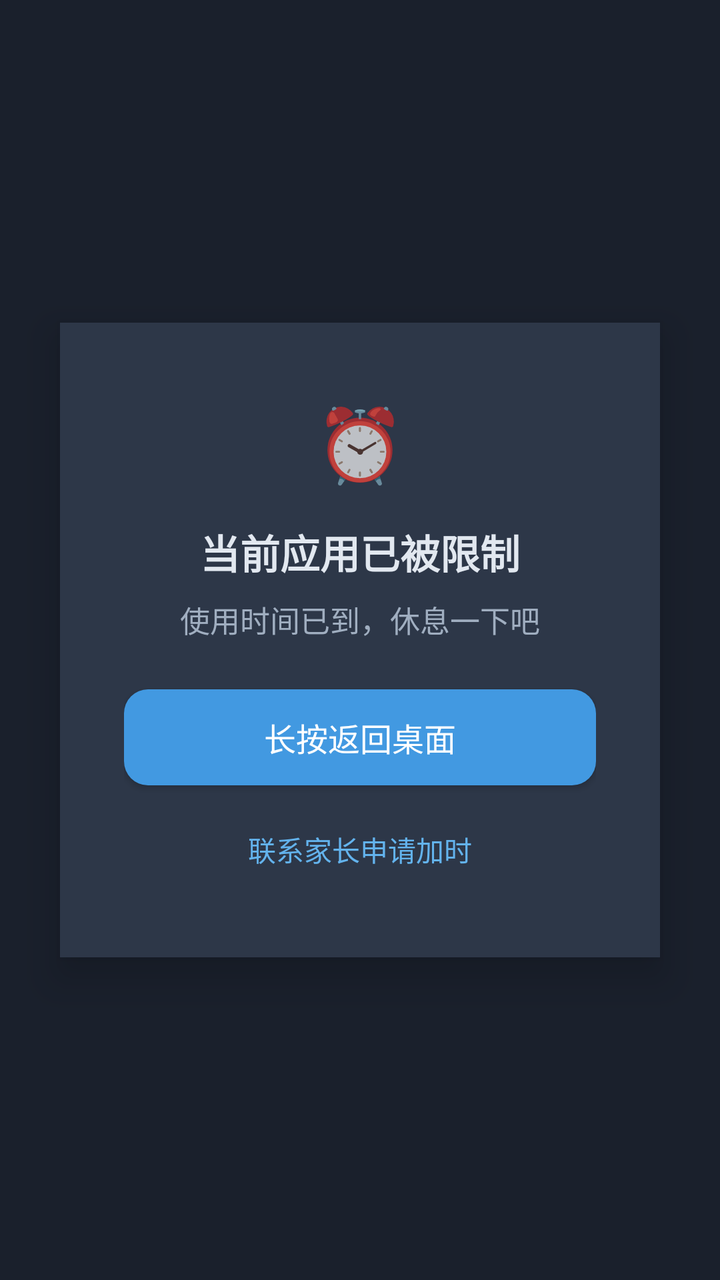
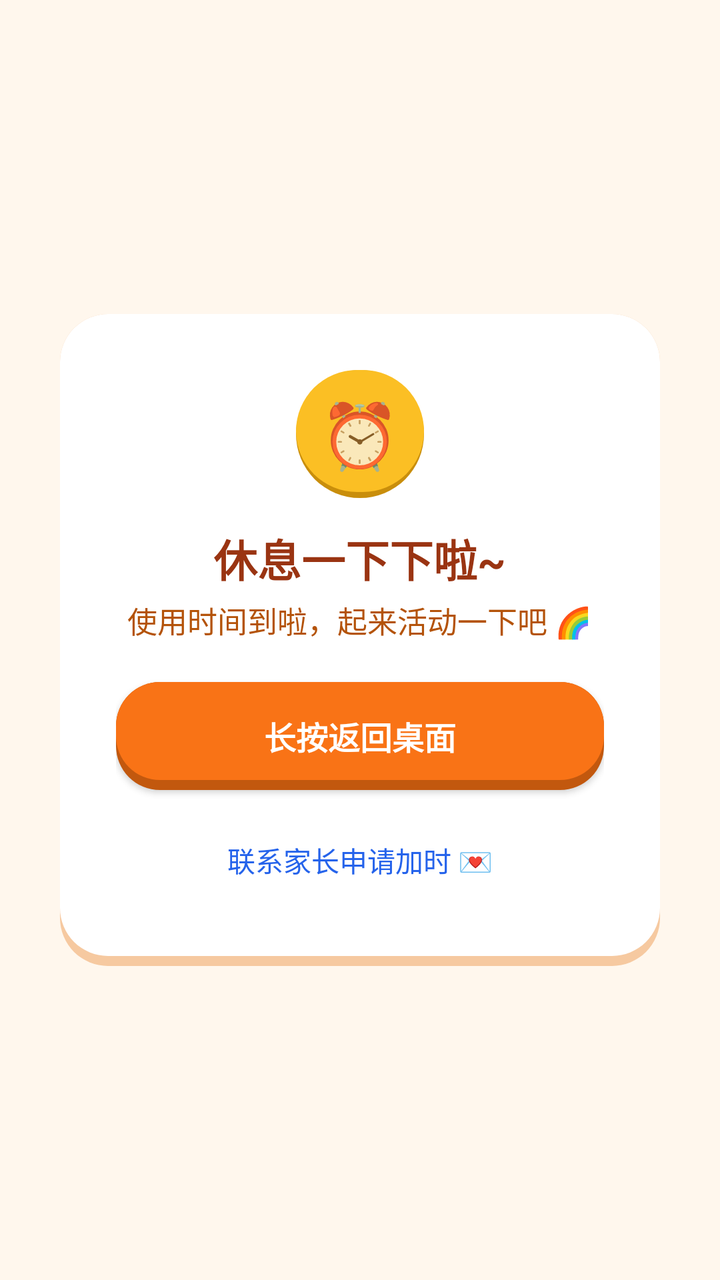

An Android layout rendered at two revisions. The XML below is the earlier revision; the diff shows what the commit changed to produce the second picture.
<!-- AndroidManifest.xml: activity theme Theme.AppCompat.NoActionBar -->
<!-- res/layout/activity_blocked_screen.xml -->
<?xml version="1.0" encoding="utf-8"?>
<RelativeLayout xmlns:android="http://schemas.android.com/apk/res/android"
    android:layout_width="match_parent"
    android:layout_height="match_parent"
    android:background="#1A202C">

    <LinearLayout
        android:layout_width="300dp"
        android:layout_height="wrap_content"
        android:layout_centerInParent="true"
        android:gravity="center"
        android:orientation="vertical"
        android:background="#2D3748"
        android:padding="32dp"
        android:radius="20dp"
        android:elevation="12dp">

        <TextView
            android:layout_width="56dp"
            android:layout_height="56dp"
            android:text="⏰"
            android:textSize="36sp"
            android:gravity="center"
            android:layout_marginBottom="12dp" />

        <TextView
            android:layout_width="wrap_content"
            android:layout_height="wrap_content"
            android:text="当前应用已被限制"
            android:textSize="20sp"
            android:textColor="#E2E8F0"
            android:textStyle="bold"
            android:layout_marginBottom="8dp" />

        <TextView
            android:id="@+id/tv_blocked_app_name"
            android:layout_width="wrap_content"
            android:layout_height="wrap_content"
            android:textSize="14sp"
            android:textColor="#FC8181"
            android:textStyle="bold"
            android:visibility="gone"
            android:layout_marginBottom="4dp" />

        <TextView
            android:id="@+id/tv_block_reason"
            android:layout_width="wrap_content"
            android:layout_height="wrap_content"
            android:text="使用时间已到，休息一下吧"
            android:textSize="15sp"
            android:textColor="#A0AEC0"
            android:layout_marginBottom="24dp" />

        <Button
            android:id="@+id/button_ok"
            android:layout_width="match_parent"
            android:layout_height="48dp"
            android:text="长按返回桌面"
            android:textSize="16sp"
            android:textColor="@android:color/white"
            android:background="@drawable/btn_blue_rounded" />

        <Button
            android:id="@+id/button_request_unlock"
            android:layout_width="match_parent"
            android:layout_height="44dp"
            android:layout_marginTop="10dp"
            android:text="联系家长申请加时"
            android:textSize="14sp"
            android:textColor="#63B3ED"
            android:background="@android:color/transparent" />

    </LinearLayout>
</RelativeLayout>
<!-- resources referenced by this layout -->
<resources>
  <!-- drawable btn_blue_rounded (drawable) -->
  <?xml version="1.0" encoding="utf-8"?>
  <shape xmlns:android="http://schemas.android.com/apk/res/android"
      android:shape="rectangle">
      <corners android:radius="12dp" />
      <solid android:color="#4299E1" />
      <padding
          android:left="16dp"
          android:right="16dp"
          android:top="8dp"
          android:bottom="8dp" />
  </shape>
</resources>

<!-- the commit's change to res/layout/activity_blocked_screen.xml (unified diff, before → after) -->
@@ -2,73 +2,74 @@
 <RelativeLayout xmlns:android="http://schemas.android.com/apk/res/android"
     android:layout_width="match_parent"
     android:layout_height="match_parent"
-    android:background="#1A202C">
+    android:background="@color/kid_clay_bg">
 
     <LinearLayout
         android:layout_width="300dp"
         android:layout_height="wrap_content"
         android:layout_centerInParent="true"
+        android:background="@drawable/bg_clay_card"
         android:gravity="center"
         android:orientation="vertical"
-        android:background="#2D3748"
-        android:padding="32dp"
-        android:radius="20dp"
-        android:elevation="12dp">
+        android:padding="28dp">
 
         <TextView
-            android:layout_width="56dp"
-            android:layout_height="56dp"
+            android:layout_width="64dp"
+            android:layout_height="64dp"
+            android:background="@drawable/bg_clay_badge"
+            android:gravity="center"
             android:text="⏰"
-            android:textSize="36sp"
-            android:gravity="center"
-            android:layout_marginBottom="12dp" />
+            android:textSize="32sp" />
 
         <TextView
             android:layout_width="wrap_content"
             android:layout_height="wrap_content"
-            android:text="当前应用已被限制"
-            android:textSize="20sp"
-            android:textColor="#E2E8F0"
-            android:textStyle="bold"
-            android:layout_marginBottom="8dp" />
+            android:layout_marginTop="14dp"
+            android:text="休息一下下啦~"
+            android:textColor="@color/kid_clay_text"
+            android:textSize="22sp"
+            android:textStyle="bold" />
 
         <TextView
             android:id="@+id/tv_blocked_app_name"
             android:layout_width="wrap_content"
             android:layout_height="wrap_content"
+            android:layout_marginTop="6dp"
+            android:textColor="@color/kid_clay_primary"
             android:textSize="14sp"
-            android:textColor="#FC8181"
             android:textStyle="bold"
-            android:visibility="gone"
-            android:layout_marginBottom="4dp" />
+            android:visibility="gone" />
 
         <TextView
             android:id="@+id/tv_block_reason"
             android:layout_width="wrap_content"
             android:layout_height="wrap_content"
-            android:text="使用时间已到，休息一下吧"
-            android:textSize="15sp"
-            android:textColor="#A0AEC0"
-            android:layout_marginBottom="24dp" />
+            android:layout_marginTop="4dp"
+            android:text="使用时间到啦，起来活动一下吧 🌈"
+            android:textColor="@color/kid_clay_text_soft"
+            android:textSize="15sp" />
 
         <Button
             android:id="@+id/button_ok"
             android:layout_width="match_parent"
-            android:layout_height="48dp"
+            android:layout_height="54dp"
+            android:layout_marginTop="20dp"
+            android:background="@drawable/bg_clay_button_orange"
+            android:gravity="center"
             android:text="长按返回桌面"
+            android:textColor="@color/kid_clay_white"
             android:textSize="16sp"
-            android:textColor="@android:color/white"
-            android:background="@drawable/btn_blue_rounded" />
+            android:textStyle="bold" />
 
         <Button
             android:id="@+id/button_request_unlock"
             android:layout_width="match_parent"
-            android:layout_height="44dp"
+            android:layout_height="50dp"
             android:layout_marginTop="10dp"
-            android:text="联系家长申请加时"
-            android:textSize="14sp"
-            android:textColor="#63B3ED"
-            android:background="@android:color/transparent" />
+            android:background="@android:color/transparent"
+            android:text="联系家长申请加时 💌"
+            android:textColor="@color/kid_clay_blue"
+            android:textSize="14sp" />
 
     </LinearLayout>
 </RelativeLayout>
<!-- resource entries referenced after the edit -->
@@ -1,16 +1,87 @@
 <!-- resources referenced by this layout -->
 <resources>
-  <!-- drawable btn_blue_rounded (drawable) -->
+  <color name="kid_clay_bg">#FFF7ED</color>
+  <color name="kid_clay_blue">#2563EB</color>
+  <color name="kid_clay_primary">#F97316</color>
+  <color name="kid_clay_text">#9A3412</color>
+  <color name="kid_clay_text_soft">#B45309</color>
+  <color name="kid_clay_white">#FFFFFF</color>
+  <!-- drawable bg_clay_badge (drawable) -->
   <?xml version="1.0" encoding="utf-8"?>
-  <shape xmlns:android="http://schemas.android.com/apk/res/android"
-      android:shape="rectangle">
-      <corners android:radius="12dp" />
-      <solid android:color="#4299E1" />
-      <padding
-          android:left="16dp"
-          android:right="16dp"
-          android:top="8dp"
-          android:bottom="8dp" />
-  </shape>
+  <layer-list xmlns:android="http://schemas.android.com/apk/res/android">
+      <item>
+          <shape android:shape="rectangle">
+              <corners android:radius="50dp" />
+              <solid android:color="@color/kid_clay_yellow_shadow" />
+          </shape>
+      </item>
+      <item android:bottom="3dp">
+          <shape android:shape="rectangle">
+              <corners android:radius="50dp" />
+              <solid android:color="@color/kid_clay_yellow" />
+          </shape>
+      </item>
+  </layer-list>
+  <!-- drawable bg_clay_button_orange (drawable) -->
+  <?xml version="1.0" encoding="utf-8"?>
+  <selector xmlns:android="http://schemas.android.com/apk/res/android">
+      
+      <item android:state_pressed="true">
+          <layer-list>
+              <item>
+                  <shape android:shape="rectangle">
+                      <corners android:radius="22dp" />
+                      <solid android:color="@color/kid_clay_primary_shadow" />
+                  </shape>
+              </item>
+              <item android:bottom="1dp">
+                  <shape android:shape="rectangle">
+                      <corners android:radius="22dp" />
+                      <solid android:color="@color/kid_clay_primary" />
+                  </shape>
+              </item>
+          </layer-list>
+      </item>
+      
+      <item>
+          <layer-list>
+              <item>
+                  <shape android:shape="rectangle">
+                      <corners android:radius="22dp" />
+                      <solid android:color="@color/kid_clay_primary_shadow" />
+                  </shape>
+              </item>
+              <item android:bottom="5dp">
+                  <shape android:shape="rectangle">
+                      <corners android:radius="22dp" />
+                      <solid android:color="@color/kid_clay_primary" />
+                  </shape>
+              </item>
+          </layer-list>
+      </item>
+  </selector>
+  <!-- drawable bg_clay_card (drawable) -->
+  <?xml version="1.0" encoding="utf-8"?>
+  <layer-list xmlns:android="http://schemas.android.com/apk/res/android">
+      
+      <item>
+          <shape android:shape="rectangle">
+              <corners android:radius="24dp" />
+              <solid android:color="@color/kid_clay_card_shadow" />
+          </shape>
+      </item>
+      
+      <item android:bottom="5dp">
+          <shape android:shape="rectangle">
+              <corners android:radius="24dp" />
+              <solid android:color="@color/kid_clay_card" />
+          </shape>
+      </item>
+  </layer-list>
+  <color name="kid_clay_yellow_shadow">#C98E0B</color>
+  <color name="kid_clay_yellow">#FBBF24</color>
+  <color name="kid_clay_primary_shadow">#C2580E</color>
+  <color name="kid_clay_card_shadow">#F6C9A0</color>
+  <color name="kid_clay_card">#FFFFFF</color>
 </resources>
 
